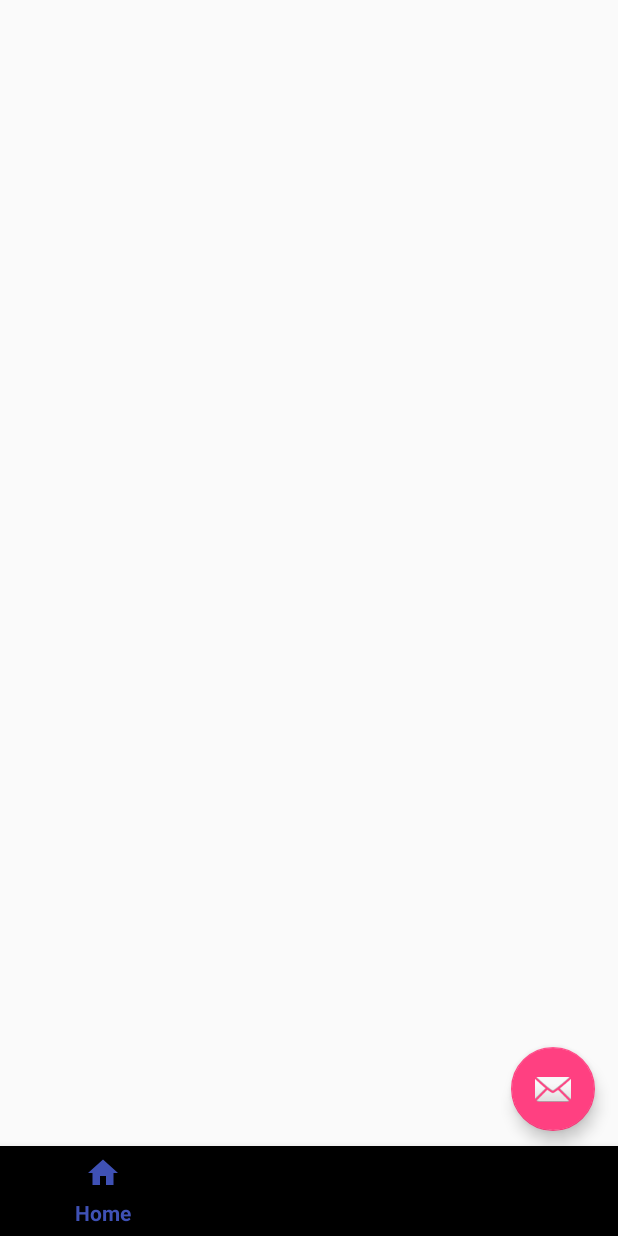
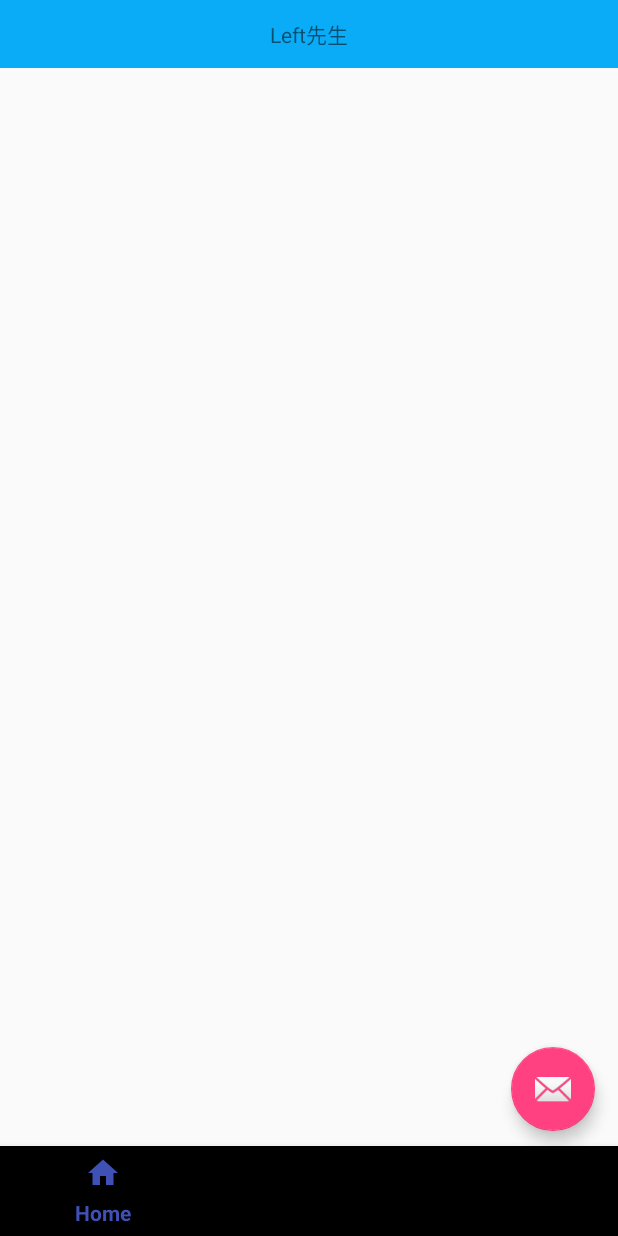
Before and after one commit to zhaozhao-ak/BmobDemo, an Android app: the layout activity_main_new.xml on its own in the app's theme, with its tools: preview values and no code run, on a phone screen of 412 x 824 dp. Run offline under Robolectric (Android 15) with nearby library versions, the phone set to English and light mode, and no system bars.

Commit message:
换界面

```diff
--- a/app/src/main/res/layout/activity_main_new.xml
+++ b/app/src/main/res/layout/activity_main_new.xml
@@ -5,8 +5,24 @@
     android:layout_width="match_parent"
     android:layout_height="match_parent">
 
+    <RelativeLayout
+        android:id="@+id/top"
+        android:layout_width="match_parent"
+        android:layout_height="45dp"
+        android:orientation="horizontal"
+        android:background="#0bacf7">
+
+        <TextView
+            android:text="Left先生"
+            android:layout_centerVertical="true"
+            android:layout_centerHorizontal="true"
+            android:gravity="center"
+            android:layout_width="wrap_content"
+            android:layout_height="match_parent" />
+    </RelativeLayout>
     <android.support.v4.view.ViewPager
         android:id="@+id/viewPager"
+        android:layout_below="@+id/top"
         android:layout_above="@+id/navigation"
         android:layout_width="match_parent"
         android:layout_height="match_parent" />
```
Also changed, not shown: app/src/main/java/com/zz/ak/demo/ui/MainActivity_New.java (+109 -9 lines).
